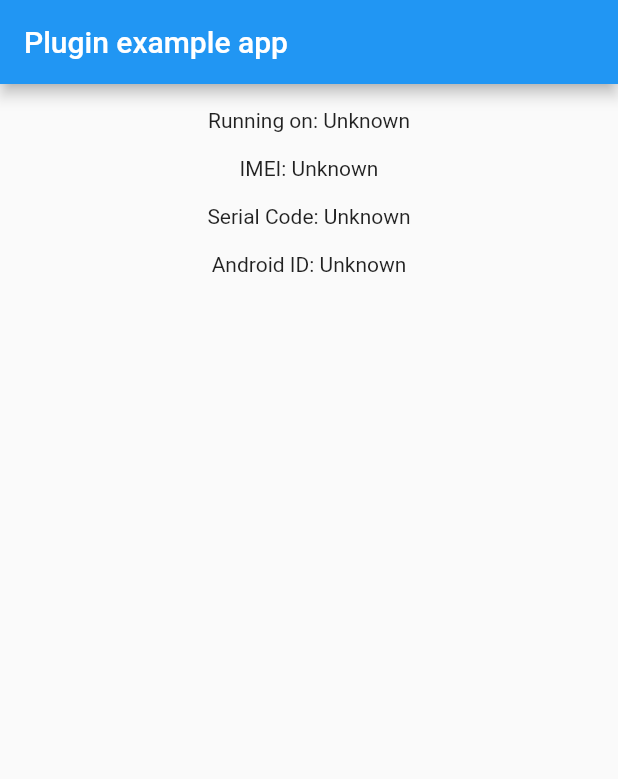
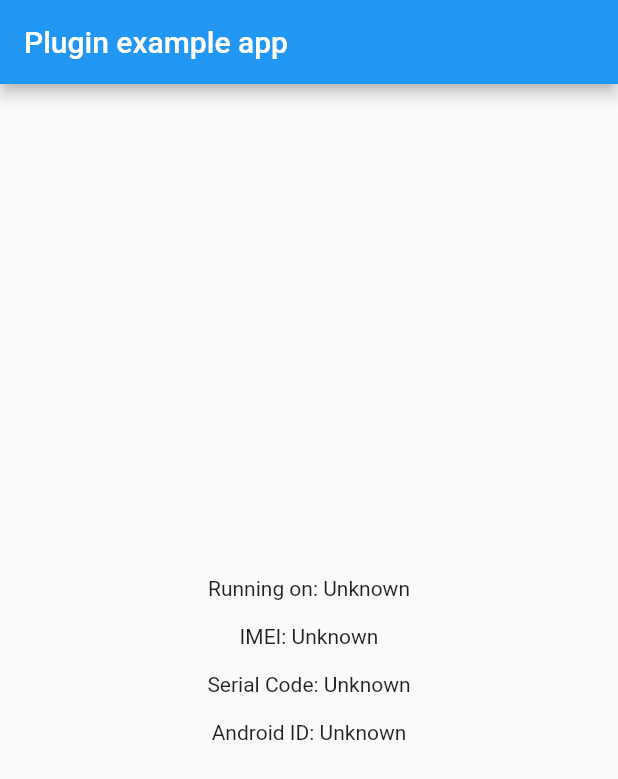
Before and after one commit to ahguerra93/multiple-android-identifier, a Flutter app: the screen it shows after launch, on a phone screen of 412 x 824 dp. Shown: the top 779 px of the screen. Run offline on Flutter 3.47's test engine with Material 2 defaults, Android fonts, the phone set to English and light mode, and no system bars; missing offline and left inert: android_multiple_identifier.

Commit message:
example for plugin

```diff
--- a/lib/main.dart
+++ b/lib/main.dart
@@ -1,8 +1,7 @@
 import 'package:flutter/material.dart';
+import 'package:android_multiple_identifier/android_multiple_identifier.dart';
 import 'dart:async';
-
 import 'package:flutter/services.dart';
-import 'package:android_multiple_identifier/android_multiple_identifier.dart';
 
 void main() => runApp(MyApp());
 
@@ -17,7 +16,6 @@ class _MyAppState extends State<MyApp> {
   String _serial = 'Unknown';
   String _androidID = 'Unknown';
 
-
   @override
   void initState() {
     super.initState();
@@ -30,14 +28,21 @@ class _MyAppState extends State<MyApp> {
     String imei;
     String serial;
     String androidID;
+
     // Platform messages may fail, so we use a try/catch PlatformException.
     try {
       platformVersion = await AndroidMultipleIdentifier.platformVersion;
+    } on PlatformException {
+      platformVersion = 'Failed to get platform version.';
+    }
+
+    await AndroidMultipleIdentifier.requestPermissions();
+
+    try {
       imei = await AndroidMultipleIdentifier.imeiCode;
       serial = await AndroidMultipleIdentifier.serialCode;
       androidID = await AndroidMultipleIdentifier.androidID;
-    } on PlatformException {
-      platformVersion = 'Failed to get platform version.';
+    } catch (e) {
       imei = 'Failed to get IMEI.';
       serial = 'Failed to get Serial Code.';
       androidID = 'Failed to get Android id.';
@@ -64,11 +69,25 @@ class _MyAppState extends State<MyApp> {
           title: const Text('Plugin example app'),
         ),
         body: Center(
-            child: Column(children: <Widget>[Text('\nRunning on: $_platformVersion\n'),
+            child: Column(
+          mainAxisAlignment: MainAxisAlignment.center,
+          crossAxisAlignment: CrossAxisAlignment.center,
+          children: <Widget>[
+            Text(
+              '\nRunning on: $_platformVersion\n',
+              textAlign: TextAlign.center,
+            ),
             Text('IMEI: $_imei\n'),
-            Text('Serial Code: $_serial\n'),
-            Text('Android ID: $_androidID\n'),],)
-        ),
+            Text(
+              'Serial Code: $_serial\n',
+              textAlign: TextAlign.center,
+            ),
+            Text(
+              'Android ID: $_androidID\n',
+              textAlign: TextAlign.center,
+            ),
+          ],
+        )),
       ),
     );
   }
--- a/pubspec.yaml
+++ b/pubspec.yaml
@@ -8,6 +8,8 @@ environment:
 dependencies:
   flutter:
     sdk: flutter
+  simple_permissions: ^0.1.9
+  convert: ^2.0.2
 
   # The following adds the Cupertino Icons font to your application.
   # Use with the CupertinoIcons class for iOS style icons.
```
Also changed, not shown: 2 other files.
